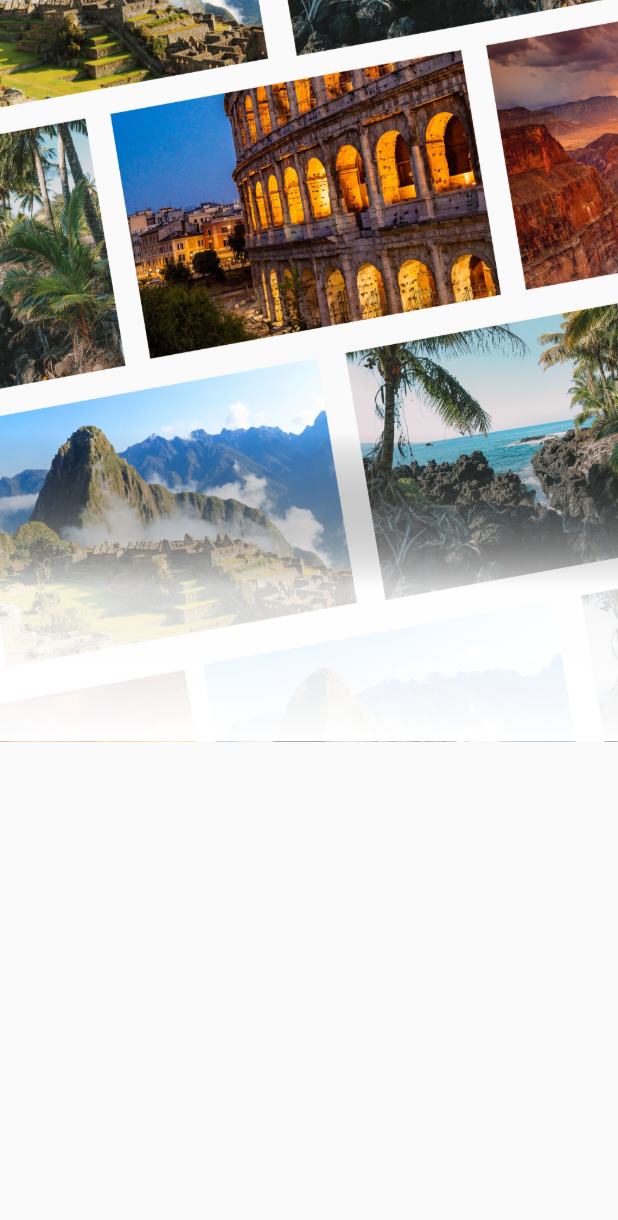
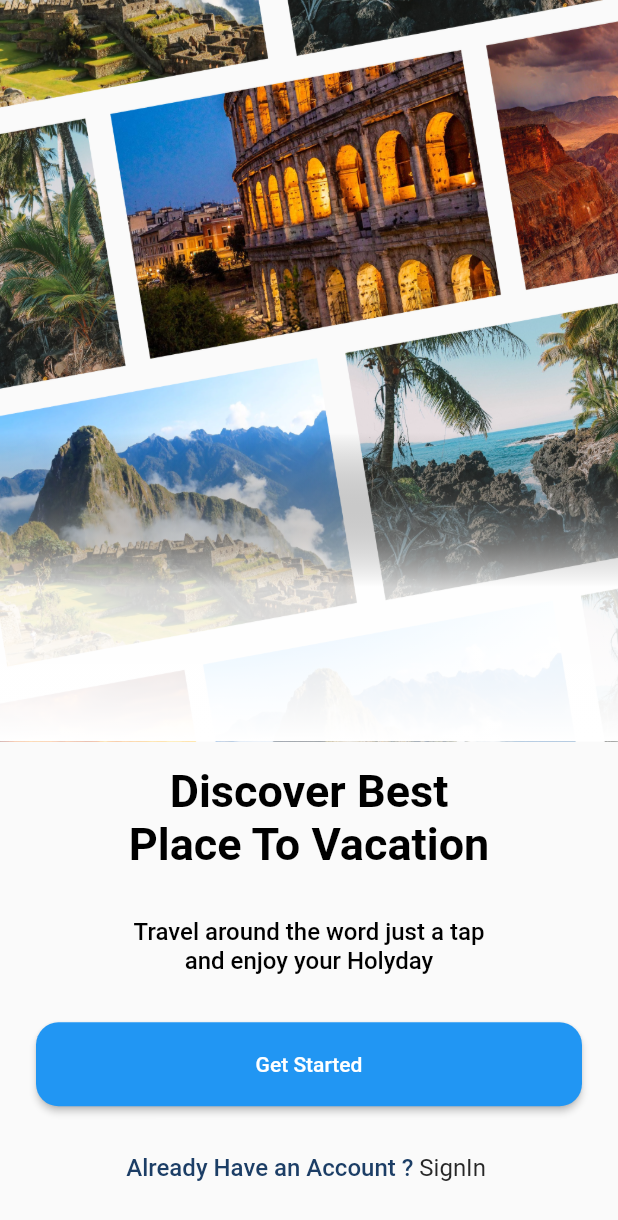
Before and after one commit to nazmulcse247/Travel-App-UI-Design, a Flutter app: the screen it shows after launch, on a phone screen of 412 x 824 dp. Shown: the top 1220 px of the screen. Run offline on Flutter 3.47's test engine with Material 2 defaults, Android fonts, the phone set to English and light mode, and no system bars; our stand-ins replace google_fonts.

Commit message:
get started page complete

```diff
--- a/lib/core/feature/get_started_screen.dart
+++ b/lib/core/feature/get_started_screen.dart
@@ -1,4 +1,6 @@
 import 'package:flutter/material.dart';
+import 'package:google_fonts/google_fonts.dart';
+import 'package:travel_app_ui_flutter/core/theme/app_color.dart';
 
 
 class GetStartedScreen extends StatelessWidget {
@@ -6,24 +8,19 @@ class GetStartedScreen extends StatelessWidget {
 
   @override
   Widget build(BuildContext context) {
-    Size size = MediaQuery
-        .of(context)
-        .size;
+    Size size = MediaQuery.of(context).size;
     return Scaffold(
       body: Column(
         children: [
           Container(
             height: size.height * 0.6,
             width: size.width,
-            decoration: BoxDecoration(
+            decoration: const BoxDecoration(
                 image: DecorationImage(
                     image: AssetImage(
                       "assets/images/get_started.png",
                     ),
-                    fit: BoxFit.fill
-                )
-            ),
-
+                    fit: BoxFit.fill)),
             alignment: Alignment.bottomCenter,
             child: Container(
               height: size.height * 0.25,
@@ -37,15 +34,64 @@ class GetStartedScreen extends StatelessWidget {
                 ],
                 begin: Alignment.bottomCenter,
                 end: Alignment.topCenter,
+              )
+              ),
+            ),
+          ),
+           Expanded(
+              child: Padding(
+                padding: const EdgeInsets.fromLTRB(24, 0, 24, 20),
+                child: Column(
+                  mainAxisAlignment: MainAxisAlignment.spaceAround,
+                  children: [
+                    Text(
+                        'Discover Best\nPlace To Vacation',
+                      style: GoogleFonts.roboto(fontSize: 30,fontWeight: FontWeight.w600,color: AppColor.black),
+                      textAlign: TextAlign.center,
+
+                    ),
+                    Text(
+                      'Travel around the word just a tap\nand enjoy your Holyday',
+                      style: GoogleFonts.roboto(fontSize: 16,fontWeight: FontWeight.w500,color: AppColor.black),
+                      textAlign: TextAlign.center,
+
+                    ),
+                    SizedBox(
+                      height: 56,
+                      width: size.width,
+                      child: ElevatedButton(
+                          onPressed: (){
+                          },
+                          child: const Text('Get Started'),
+                        style: ElevatedButton.styleFrom(
+                          shape: RoundedRectangleBorder(
+                            borderRadius: BorderRadius.circular(15),
 
                           )
                         ),
-
-
                       ),
                     ),
+                    RichText(
+                        text: TextSpan(
+                          children: [
+                            TextSpan(
+                              text: 'Already Have an Account ? ',
+                              style: GoogleFonts.roboto(fontSize: 16,fontWeight: FontWeight.w500,color: AppColor.primarySwatch)
+                            ),
+                            TextSpan(
+                                text: 'SignIn ',
+                                style: GoogleFonts.roboto(fontSize: 16,fontWeight: FontWeight.w400,color: AppColor.blackGrey)
+                            )
+                          ]
+                        )
+                    )
+
                   ],
-
+                ),
+              )
+          )
+        ],
       ),
     );
   }
+}
```
Lines whose indentation alone changed are shown as unchanged.
